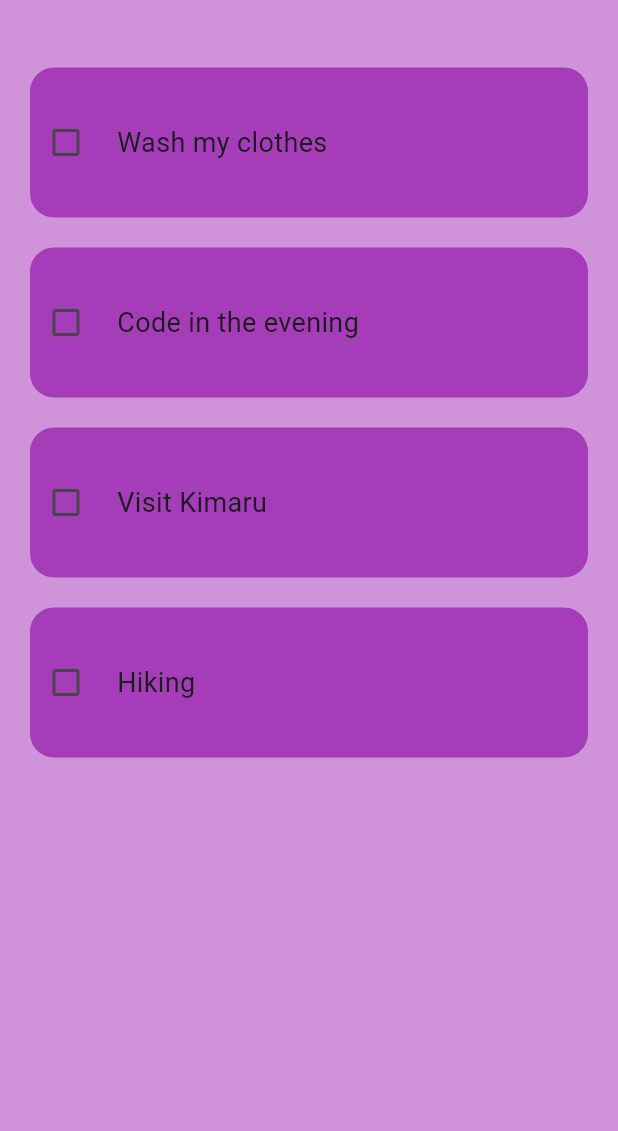
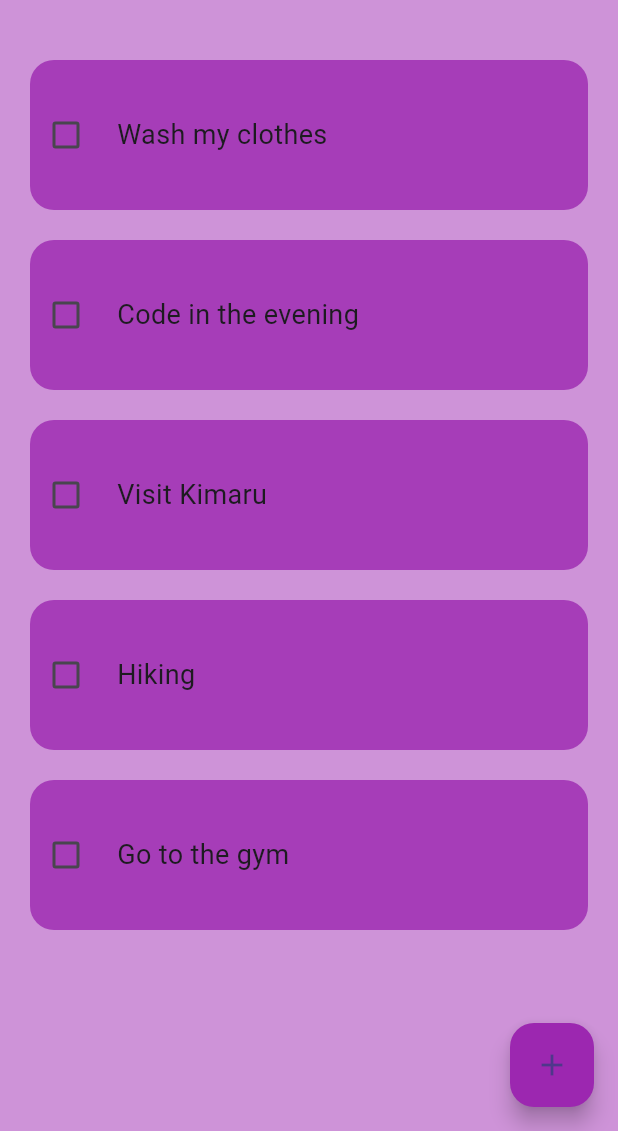
Before and after one commit to Mike-205/PRODIGY_AD_02, a Flutter app: the screen it shows after launch, on a phone screen of 412 x 824 dp, the part 105-1236 px from its top. Run offline on Flutter 3.47's test engine with Material 3 defaults, Android fonts, the light colour scheme and no system bars; drawn by our look-alikes of flutter_slidable.

Commit message:
almost done

```diff
--- a/lib/pages/home_page.dart
+++ b/lib/pages/home_page.dart
@@ -2,6 +2,7 @@ import 'package:flutter/material.dart';
 import 'package:prodigy_ad_02/widgets/to_do_tile.dart';
 
 import '../colors/app_colors.dart';
+import '../widgets/dialog_box.dart';
 
 class HomePage extends StatefulWidget {
   const HomePage({super.key});
@@ -16,17 +17,50 @@ class _HomePageState extends State<HomePage> {
     "Wash my clothes" : false,
     "Code in the evening": false,
     "Visit Kimaru" : false,
-    "Hiking" : false
+    "Hiking" : false,
+    "Go to the gym" : false,
+    "Read a book" : false,
   };
+
+  void saveNewTask (){
+    setState(() {
+      toDoTask[myController.text] = false;
+      myController.clear();
+    });
+    Navigator.of(context).pop();
+  }
+
+  void createNewTask(){
+    showDialog(
+      context: context,
+      builder: (BuildContext context){
+        return DialogBox(
+          controller: myController,
+          onSave: saveNewTask,
+          onCancel: () => Navigator.of(context).pop(),
+        );
+      }
+    );
+  }
+
+  void deleteTask(int index){
+    setState(() {
+      toDoTask.remove(toDoTask.keys.elementAt(index));
+    });
+  }
 
   void onChanged (bool value, int index){
     setState(() {
       toDoTask[toDoTask.keys.elementAt(index)] = !toDoTask.values.elementAt(index);
     });
   }
+
+  final myController = TextEditingController();
+
   @override
   Widget build(BuildContext context) {
-    return Scaffold(
+    return SafeArea(
+      child: Scaffold(
         backgroundColor: AppColors.primaryColor,
         appBar: AppBar(
           backgroundColor: AppColors.appBarColor,
@@ -34,15 +68,25 @@ class _HomePageState extends State<HomePage> {
           title: const Center(child: Text('To Do', style: TextStyle(fontSize: 25, fontWeight: FontWeight.bold,),)),
         ),
         body: Padding(
-        padding: const EdgeInsets.symmetric(horizontal: 20, vertical: 25),
+          padding: const EdgeInsets.symmetric(horizontal: 20, vertical: 20),
+          child: Container(
+            height: 600,
             child: ListView.builder(
+              physics: const BouncingScrollPhysics(),
               itemCount: toDoTask.length,
               scrollDirection: Axis.vertical,
               itemBuilder: (context, index){
-            return ToDoTile(text: toDoTask.keys.elementAt(index) ,value: toDoTask.values.elementAt(index), onChanged: (value) => onChanged(value!, index));
+                return Expanded(child: ToDoTile(text: toDoTask.keys.elementAt(index) ,value: toDoTask.values.elementAt(index), onChanged: (value) => onChanged(value!, index), onPressed: (context) => deleteTask(index),));
               },
+            ),
           )
+        ),
+        floatingActionButton: FloatingActionButton(
+          onPressed: createNewTask,
+          backgroundColor: AppColors.appBarColor,
+          child: const Icon(Icons.add),
         )
+      ),
     );
   }
 }
--- a/lib/widgets/to_do_tile.dart
+++ b/lib/widgets/to_do_tile.dart
@@ -1,21 +1,47 @@
 import 'package:flutter/material.dart';
+import 'package:flutter_slidable/flutter_slidable.dart';
 
 import '../colors/app_colors.dart';
 
 class ToDoTile extends StatelessWidget {
   final bool value;
   final String text;
-  Function(bool?)? onChanged;
+  final Function(bool?)? onChanged;
+  final Function(BuildContext)? onPressed;
 
-  ToDoTile({
+  const ToDoTile({
     super.key,
     required this.value,
-    required this.onChanged, required this.text
+    required this.onChanged,
+    required this.text,
+    required this.onPressed
   });
 
   @override
   Widget build(BuildContext context) {
-    return Container(
+    return Slidable(
+      direction: Axis.horizontal,
+      endActionPane: ActionPane(
+        motion: const StretchMotion(),
+        children: [
+          Flexible(
+            child: Container(
+              width: 100,
+              height: 100,
+              margin: const EdgeInsets.only(left: 5, top: 20),
+              child: SlidableAction(
+                backgroundColor: Colors.red,
+                foregroundColor: Colors.black,
+                onPressed: onPressed,
+                icon: Icons.delete,
+                label: 'delete',
+                borderRadius: BorderRadius.circular(16),
+              ),
+            ),
+          )
+        ],
+      ),
+      child: Container(
         height: 100,
         width: MediaQuery.of(context).size.width,
         margin: const EdgeInsets.only(top: 20),
@@ -36,6 +62,7 @@ class ToDoTile extends StatelessWidget {
             )
           ]
         ),
+      ),
     );
   }
 }
--- a/pubspec.yaml
+++ b/pubspec.yaml
@@ -35,6 +35,7 @@ dependencies:
   # The following adds the Cupertino Icons font to your application.
   # Use with the CupertinoIcons class for iOS style icons.
   cupertino_icons: ^1.0.2
+  flutter_slidable: ^3.0.1
 
 dev_dependencies:
   flutter_test:
```
Also changed, not shown: lib/widgets/dialog_box.dart (added, +53 -0 lines), lib/widgets/my_dialog_button.dart (added, +30 -0 lines), pubspec.lock. Lines whose indentation alone changed are shown as unchanged.
